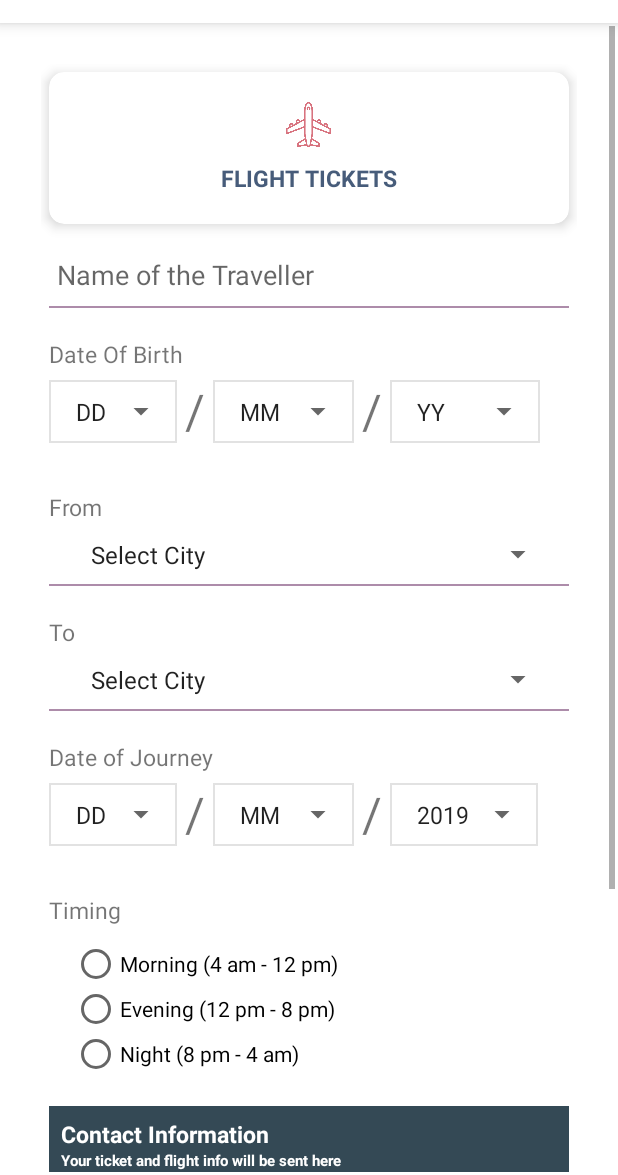
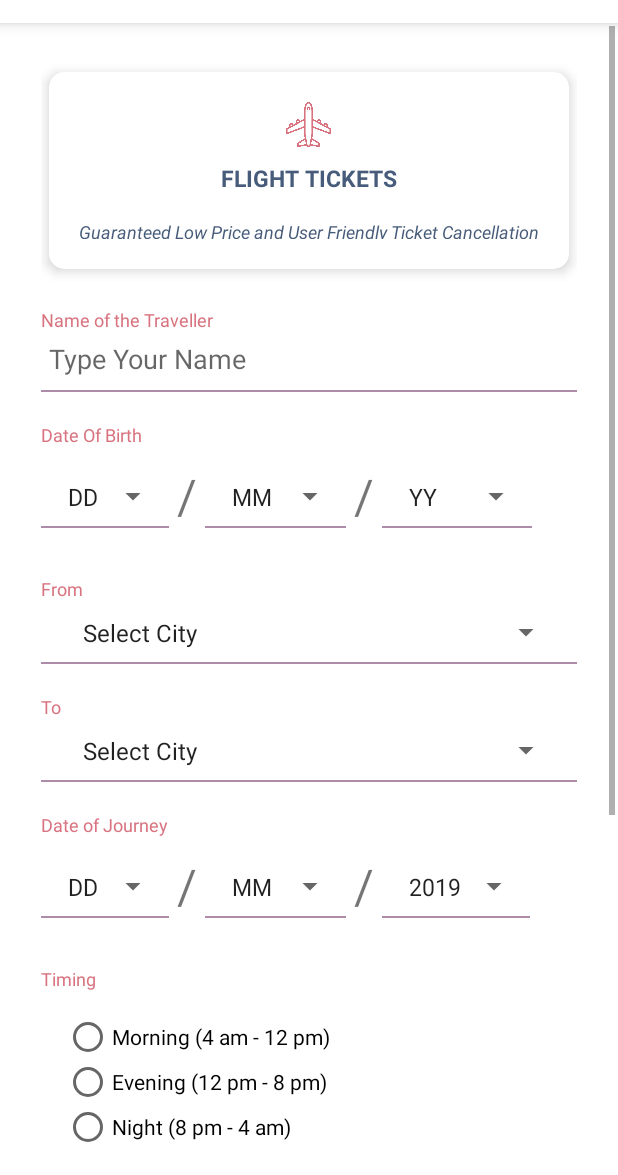
Before and after one commit to essensolcochin/PublicMart_12_dec_19, an Android app: the FlightTicket screen opened directly, with no data from a screen before it, on a phone screen of 412 x 824 dp, the part 61-1236 px from its top. Run offline under Robolectric (Android 15) with nearby library versions, the phone set to English and light mode, and no system bars; libraries missing offline, so code that uses them is left out: dmax.dialog.

Commit message:
Amal Jo Varghese 23 FEB 19 mrng
Train Ticket Ui changed

```diff
--- a/app/src/main/java/com/example/publicmart/FlightTicket.java
+++ b/app/src/main/java/com/example/publicmart/FlightTicket.java
@@ -5,6 +5,7 @@ import android.support.v4.view.PagerAdapter;
 import android.support.v4.view.ViewPager;
 import android.support.v7.app.AppCompatActivity;
 import android.os.Bundle;
+import android.util.Log;
 import android.view.View;
 import android.widget.ArrayAdapter;
 import android.widget.FrameLayout;
@@ -43,8 +44,9 @@ public class FlightTicket extends BaseActivity{
     private static ViewPager mPager;
     private static int currentPage = 0;
     private static int NUM_PAGES = 0;
-    private static final Integer[] IMAGES= {R.drawable.ad,R.drawable.ad,R.drawable.ad2};
-    private ArrayList<Integer> ImagesArray = new ArrayList<Integer>();
+    private static final String[] Text= {"Guaranteed Low Price and User Friendly Ticket Cancellation","xxxxxxxxxx","yyyyyyyyyyy"};
+
+    private ArrayList<String> TextArray = new ArrayList<String>();
 
 
     TextView txtxmpny;
@@ -115,7 +117,7 @@ public class FlightTicket extends BaseActivity{
 
 
 
-       // init();
+       init();
 
 
     }
@@ -133,23 +135,23 @@ public class FlightTicket extends BaseActivity{
     private void init() {
 
 
-        for (int i = 0; i < IMAGES.length; i++)
-            ImagesArray.add(IMAGES[i]);
+        for (int i = 0; i < Text.length; i++)
+            TextArray.add(Text[i]);
 
 
 
-        mPager = findViewById(R.id.viewflipper);
+        mPager = findViewById(R.id.viewflipper1);
 
-        PagerAdapter adapter = new SlidingText_Adapter_Home(FlightTicket.this, ImagesArray);
+        PagerAdapter adapter = new SlidingText_Adapter_Home(FlightTicket.this, TextArray);
         mPager.setAdapter(adapter);
+        Log.e("textsizeeeee","flight "+TextArray.size());
 
 
-        // mPager.setAdapter(new SlidingImage_Adapter(ProductView.this, ImagesArray));
 
 
-        final float density = getResources().getDisplayMetrics().density;
 
-        NUM_PAGES = IMAGES.length;
+
+        NUM_PAGES = Text.length;
 
 
         // Auto start of viewpager
--- a/app/src/main/java/com/example/publicmart/SlidingText_Adapter_Home.java
+++ b/app/src/main/java/com/example/publicmart/SlidingText_Adapter_Home.java
@@ -3,24 +3,26 @@ package com.example.publicmart;
 import android.content.Context;
 import android.os.Parcelable;
 import android.support.v4.view.PagerAdapter;
+import android.util.Log;
 import android.view.LayoutInflater;
 import android.view.View;
 import android.view.ViewGroup;
 import android.widget.ImageView;
+import android.widget.TextView;
 
 import java.util.ArrayList;
 
 class SlidingText_Adapter_Home extends PagerAdapter {
-    private ArrayList<Integer> IMAGES;
+    private ArrayList<String> IMAGES;
     private LayoutInflater inflater;
     private Context context;
 
 
-    public SlidingText_Adapter_Home(Context context, ArrayList<Integer> IMAGES) {
+    public SlidingText_Adapter_Home(Context context, ArrayList<String> IMAGES) {
         this.context = context;
         this.IMAGES=IMAGES;
         inflater = LayoutInflater.from(context);
-
+        Log.e("textsizeeeee",""+IMAGES.size());
 
 
     }
@@ -37,19 +39,19 @@ class SlidingText_Adapter_Home extends PagerAdapter {
 
     @Override
     public Object instantiateItem(ViewGroup view, int position) {
-        View imageLayout = inflater.inflate(R.layout.slidingtext_home_layout, view, false);
+        View texlayout = inflater.inflate(R.layout.slidingtext_home_layout, view, false);
 
-        assert imageLayout != null;
-        final ImageView imageView = (ImageView) imageLayout
-                .findViewById(R.id.image);
+        assert texlayout != null;
+        final TextView imageView = (TextView) texlayout
+                .findViewById(R.id.adTXT);
+
+        imageView.setText(IMAGES.get(position));
 
 
+        view.addView(texlayout, 0);
 
 
-        view.addView(imageLayout, 0);
-
-
-        return imageLayout;
+        return texlayout;
     }
 
     @Override
--- a/app/src/main/res/layout/activity_flight_ticket.xml
+++ b/app/src/main/res/layout/activity_flight_ticket.xml
@@ -4,7 +4,6 @@
     xmlns:tools="http://schemas.android.com/tools"
     android:layout_width="match_parent"
     android:layout_height="match_parent"
-
     android:orientation="vertical"
     android:background="@android:color/white"
     tools:context=".FlightTicket">
@@ -17,7 +16,6 @@
         <LinearLayout
             android:padding="25dp"
 
-            android:gravity="center_horizontal"
             android:orientation="vertical"
 
             android:layout_width="match_parent"
@@ -39,7 +37,7 @@
                 android:paddingBottom="20dp"
                 android:orientation="vertical"
                 android:layout_width="match_parent"
-            android:layout_height="match_parent">
+                android:layout_height="wrap_content">
 
             <ImageView
                 android:tint="@color/col7"
@@ -61,9 +59,10 @@
                 android:layout_height="wrap_content" />
 
             <android.support.v4.view.ViewPager
-                android:id="@+id/viewflipper"
+                android:id="@+id/viewflipper1"
+
                 android:layout_width="match_parent"
-                android:layout_height="wrap_content"
+                android:layout_height="30dp"
                 >
 
             </android.support.v4.view.ViewPager>
@@ -89,14 +88,13 @@
             <!--Radio Button Start -->
             <!--Radio Button End -->
 
-            <LinearLayout
-
-                android:background="@android:color/white"
-                android:padding="5dp"
-                android:layout_marginTop="5dp"
-                android:layout_width="match_parent"
-                android:layout_height="match_parent"
-                android:orientation="vertical">
+            <TextView
+                android:layout_marginTop="20dp"
+                android:layout_width="wrap_content"
+                android:layout_height="wrap_content"
+                android:textColor="@color/col7"
+                android:textSize="12dp"
+                android:text="Name of the Traveller"/>
 
 
                 <EditText
@@ -110,7 +108,7 @@
                     android:paddingBottom="10dp"
 
                     android:layout_marginTop="5dp"
-                    android:hint="Name of the Traveller"
+                    android:hint="Type Your Name"
 
 
                     android:id="@+id/traveler_name"/>
@@ -119,11 +117,12 @@
                     android:layout_marginTop="20dp"
                     android:layout_width="wrap_content"
                     android:layout_height="wrap_content"
-                    android:textSize="15dp"
+                    android:textColor="@color/col7"
+                    android:textSize="12dp"
                     android:text="Date Of Birth"/>
 
                 <LinearLayout
-
+                    android:layout_marginTop="5dp"
                     android:layout_width="wrap_content"
                     android:layout_height="wrap_content"
                     android:orientation="horizontal">
@@ -131,7 +130,7 @@
                     <RelativeLayout
                         android:layout_width="wrap_content"
                         android:layout_height="wrap_content"
-                        android:background="@drawable/edittextbgm">
+                        android:background="@drawable/stroke">
 
                         <Spinner
                             android:layout_width="wrap_content"
@@ -152,7 +151,7 @@
                     <RelativeLayout
                         android:layout_width="wrap_content"
                         android:layout_height="wrap_content"
-                        android:background="@drawable/edittextbgm"
+                        android:background="@drawable/stroke"
                         >
                         <Spinner
                             android:layout_width="wrap_content"
@@ -173,7 +172,7 @@
                     <RelativeLayout
                         android:layout_width="wrap_content"
                         android:layout_height="wrap_content"
-                        android:background="@drawable/edittextbgm"
+                        android:background="@drawable/stroke"
                         >
 
                         <Spinner
@@ -189,11 +188,11 @@
                 </LinearLayout>
 
                 <TextView
-
+                    android:textColor="@color/col7"
                     android:layout_width="wrap_content"
                     android:layout_height="wrap_content"
                     android:layout_marginTop="20dp"
-                    android:textSize="15dp"
+                    android:textSize="12dp"
                     android:text="From"/>
                 <!--<EditText-->
                     <!--android:layout_width="match_parent"-->
@@ -226,10 +225,11 @@
 
 
             <TextView
+                android:textColor="@color/col7"
                 android:layout_width="wrap_content"
                 android:layout_height="wrap_content"
                 android:layout_marginTop="20dp"
-                android:textSize="15dp"
+                android:textSize="12dp"
                 android:text="To"/>
                 <RelativeLayout
                     android:layout_width="wrap_content"
@@ -260,15 +260,15 @@
 
                 <!--android:id="@+id/to"/>-->
             <TextView
-
+                android:textColor="@color/col7"
                 android:layout_width="wrap_content"
                 android:layout_height="wrap_content"
                 android:layout_marginTop="20dp"
-                android:textSize="15dp"
+                android:textSize="12dp"
                 android:text="Date of Journey "/>
 
             <LinearLayout
-
+                android:layout_marginTop="5dp"
                 android:layout_width="wrap_content"
                 android:layout_height="wrap_content"
                 android:orientation="horizontal">
@@ -276,7 +276,7 @@
                 <RelativeLayout
                     android:layout_width="wrap_content"
                     android:layout_height="wrap_content"
-                    android:background="@drawable/edittextbgm">
+                    android:background="@drawable/stroke">
 
                     <Spinner
                         android:layout_width="wrap_content"
@@ -297,7 +297,7 @@
                 <RelativeLayout
                     android:layout_width="wrap_content"
                     android:layout_height="wrap_content"
-                    android:background="@drawable/edittextbgm"
+                    android:background="@drawable/stroke"
                     >
 
                     <Spinner
@@ -319,7 +319,7 @@
                 <RelativeLayout
                     android:layout_width="wrap_content"
                     android:layout_height="wrap_content"
-                    android:background="@drawable/edittextbgm"
+                    android:background="@drawable/stroke"
                    >
 
                     <Spinner
@@ -334,8 +334,9 @@
 
             </LinearLayout>
                 <TextView
+                    android:textColor="@color/col7"
                     android:layout_marginTop="20dp"
-                    android:textSize="15dp"
+                    android:textSize="12dp"
                     android:layout_width="wrap_content"
                     android:layout_height="wrap_content"
                     android:text="Timing"/>
@@ -343,6 +344,7 @@
                 <!--Radio Button Start-->
 
                 <LinearLayout
+                    android:layout_marginTop="5dp"
                     android:layout_width="wrap_content"
                     android:layout_height="wrap_content"
                     android:padding="10dp"
@@ -420,12 +422,13 @@
 
             </LinearLayout>
 
-            <LinearLayout
-                android:layout_marginTop="10dp"
-                android:padding="5dp"
-                android:layout_width="match_parent"
+            <TextView
+                android:textColor="@color/col7"
+                android:layout_marginTop="20dp"
+                android:textSize="12dp"
+                android:layout_width="wrap_content"
                 android:layout_height="wrap_content"
-                android:orientation="vertical">
+                android:text="Email ID"/>
 
 
                 <EditText
@@ -433,14 +436,21 @@
                     android:layout_height="wrap_content"
 
                     android:layout_marginTop="5dp"
-                    android:hint="Email ID"
+                    android:hint="Type Your Email ID"
                     android:background="@drawable/stroke"
                     android:textSize="18dp"
                     android:paddingLeft="5dp"
-
+                    android:gravity="start"
                     android:paddingBottom="10dp"
                     android:id="@+id/email"/>
 
+            <TextView
+                android:textColor="@color/col7"
+                android:layout_marginTop="20dp"
+                android:textSize="12dp"
+                android:layout_width="wrap_content"
+                android:layout_height="wrap_content"
+                android:text="Contact No"/>
 
 
 
@@ -449,7 +459,7 @@
                     android:layout_width="match_parent"
                     android:layout_height="wrap_content"
                     android:layout_marginTop="20dp"
-                    android:hint="Contact No"
+                    android:hint="Type Your Contact No"
                     android:inputType="number"
                     android:background="@drawable/stroke"
                     android:textSize="18dp"
@@ -458,7 +468,6 @@
                     android:paddingBottom="10dp"
                     />
 
-            </LinearLayout>
 
 
 
@@ -482,7 +491,6 @@
                 android:textSize="18dp"/>
             </LinearLayout>
 
-        </LinearLayout>
 
 
     </LinearLayout>
--- a/app/src/main/res/layout/slidingtext_home_layout.xml
+++ b/app/src/main/res/layout/slidingtext_home_layout.xml
@@ -1,16 +1,16 @@
 <?xml version="1.0" encoding="utf-8"?>
 <LinearLayout xmlns:android="http://schemas.android.com/apk/res/android"
-    android:layout_width="match_parent"
+    android:layout_width="fill_parent"
+    android:gravity="center"
     android:layout_height="match_parent"
     android:padding="0dp" >
     <TextView
+        android:id="@+id/adTXT"
         android:layout_marginTop="10dp"
-        android:layout_gravity="center"
         android:layout_weight="1"
-        android:layout_width="wrap_content"
-        android:text="Guaranteed Low Price and User Friendly Ticket Cancellation"
+        android:layout_width="fill_parent"
         android:textSize="12dp"
-        android:gravity="start"
+        android:gravity="center"
         android:textStyle="italic"
         android:textColor="@color/col5"
         android:layout_height="wrap_content" />
```
Also changed, not shown: app/src/main/res/layout/activity_house_boat_ed.xml (+31 -34 lines). Lines whose indentation alone changed are shown as unchanged.
